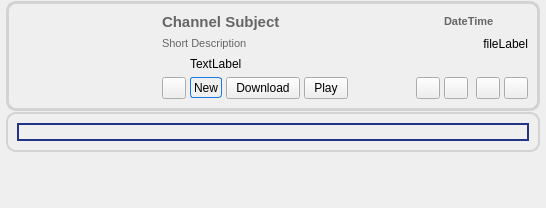
This is retroshare-gui/src/gui/feeds/ChanMsgItem.ui in RetroShare/RetroShare as Qt 5 draws it before an edit. The edited form follows.
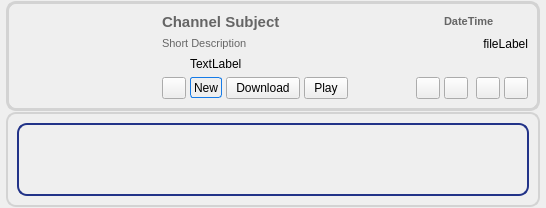
This is the edited form. Icons and pictures are not drawn.

Commit message: Optimized layout of the SubFileItem. Show the cancel button only when downloading or when used in CreateChannelMsg. Hide empty message text. Fixed german language.

Patch:
```diff
--- a/retroshare-gui/src/gui/feeds/ChanMsgItem.ui
+++ b/retroshare-gui/src/gui/feeds/ChanMsgItem.ui
@@ -487,19 +487,6 @@
      </layout>
     </widget>
    </item>
-   <item row="2" column="0">
-    <spacer name="verticalSpacer_2">
-     <property name="orientation">
-      <enum>Qt::Vertical</enum>
-     </property>
-     <property name="sizeHint" stdset="0">
-      <size>
-       <width>20</width>
-       <height>5</height>
-      </size>
-     </property>
-    </spacer>
-   </item>
   </layout>
  </widget>
  <resources>
```
Left out of the diff: 3 changed lines with no effect on the pictures. The commit also changes 7 other files.
